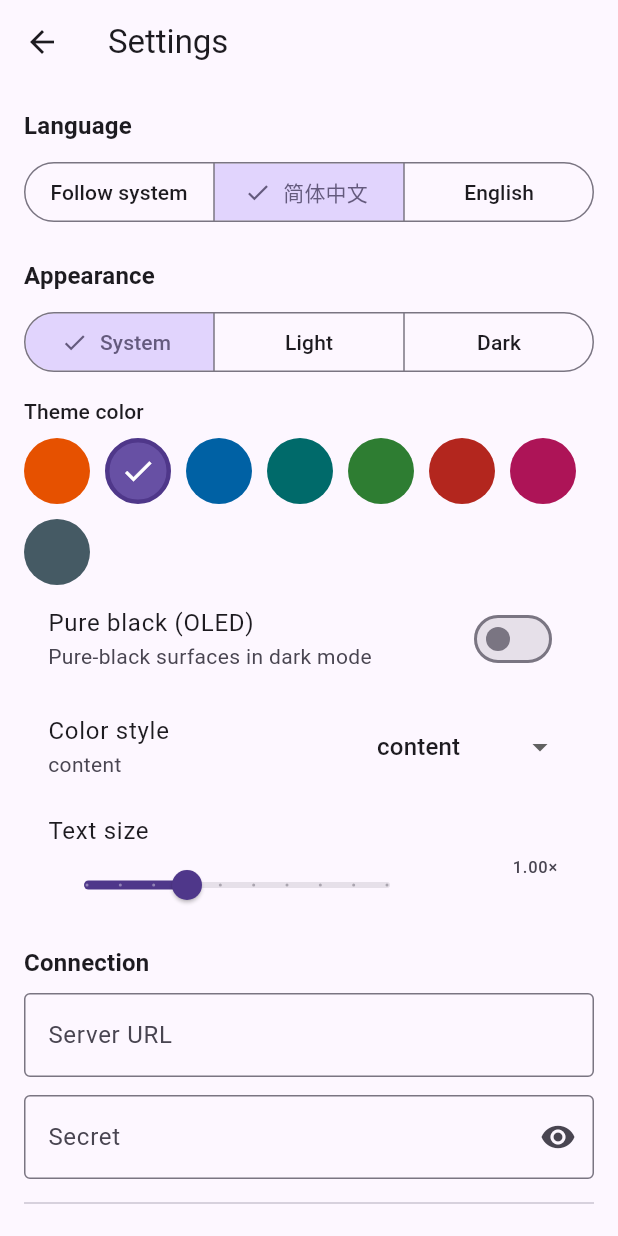
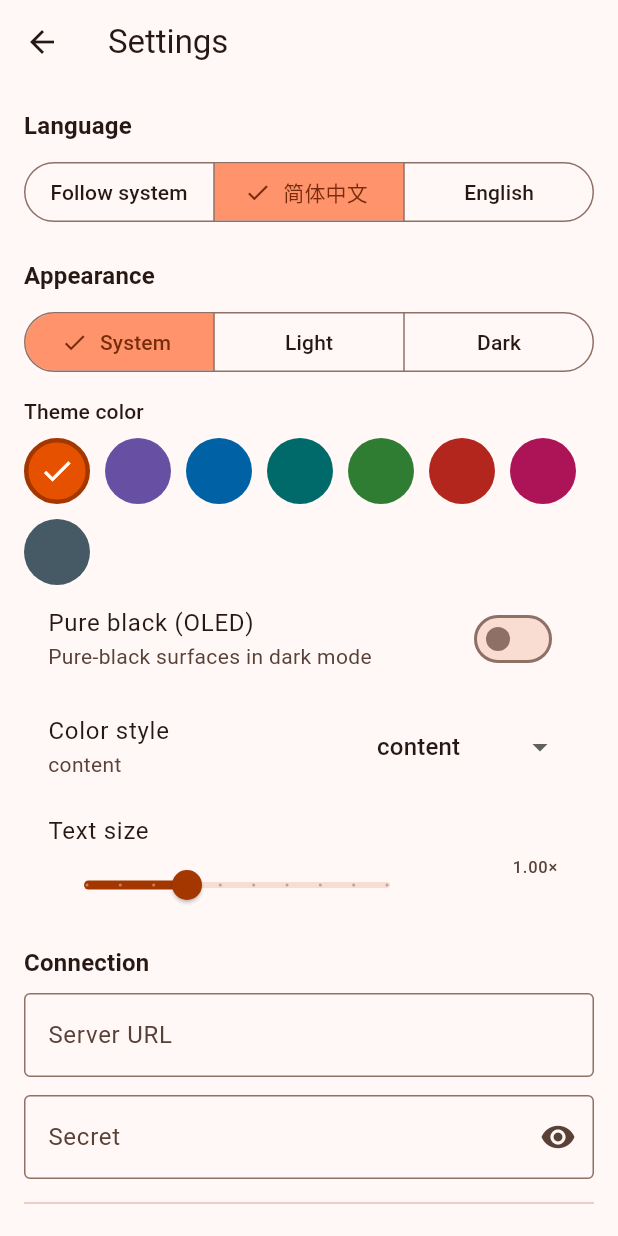
Before and after one commit to lagrange-a1/ayatsuri, a Flutter app: the SettingsPage screen opened directly with empty values, after a tap on "简体中文", on a phone screen of 412 x 824 dp. Run offline on Flutter 3.47's test engine with Material 3 defaults, Android fonts, the phone set to English and light mode, and no system bars; our stand-ins replace dio, file_picker, flutter_dotenv, freezed_annotation, shared_preferences; missing offline and left inert: flutter_earth_globe, re_highlight; accounts and stored records are empty; network calls fail.

Commit message:
fix(settings): default seed color purple 0xFF6750A4 -> orange 0xFFE65100

```diff
--- a/lib/settings/app_settings.dart
+++ b/lib/settings/app_settings.dart
@@ -66,7 +66,7 @@ enum AppLocale {
 
 /// Color <-> ARGB32 int. Non-numeric values fall back to the default seed.
 Color _colorFromJson(Object? v) =>
-    v is num ? Color(v.toInt()) : const Color(0xFF6750A4);
+    v is num ? Color(v.toInt()) : const Color(0xFFE65100);
 
 int _colorToJson(Color c) => c.toARGB32();
 
@@ -129,7 +129,7 @@ abstract class AppSettings with _$AppSettings {
   const factory AppSettings({
     @Default(ThemeMode.system) ThemeMode themeMode,
     @JsonKey(name: 'seed', fromJson: _colorFromJson, toJson: _colorToJson)
-    @Default(Color(0xFF6750A4))
+    @Default(Color(0xFFE65100))
     Color seedColor,
     @Default(false) bool pureBlack,
     @JsonKey(name: 'variant')
--- a/lib/settings/settings_page.dart
+++ b/lib/settings/settings_page.dart
@@ -422,10 +422,30 @@ class _SettingsTextFieldState extends State<_SettingsTextField> {
   late final TextEditingController _controller = TextEditingController(
     text: widget.initialValue,
   );
+  final FocusNode _focusNode = FocusNode();
   late bool _obscure = widget.obscureText;
+
+  void _commitIfDirty() {
+    if (_controller.text != widget.initialValue) {
+      widget.onCommit(_controller.text);
+    }
+  }
+
+  @override
+  void initState() {
+    super.initState();
+    // Commit when focus leaves the field (tab switch, tap elsewhere) —
+    // onEditingComplete alone never fires for mouse/touch users, which
+    // made the connection fields look unsaved.
+    _focusNode.addListener(() {
+      if (!_focusNode.hasFocus) _commitIfDirty();
+    });
+  }
 
   @override
   void dispose() {
+    _commitIfDirty();
+    _focusNode.dispose();
     _controller.dispose();
     super.dispose();
   }
@@ -434,6 +454,7 @@ class _SettingsTextFieldState extends State<_SettingsTextField> {
   Widget build(BuildContext context) {
     return TextField(
       controller: _controller,
+      focusNode: _focusNode,
       obscureText: _obscure,
       keyboardType: widget.keyboardType,
       decoration: InputDecoration(
```
Also changed, not shown: .pre-commit-config.yaml, lib/settings/app_settings.freezed.dart, lib/settings/app_settings.g.dart.
